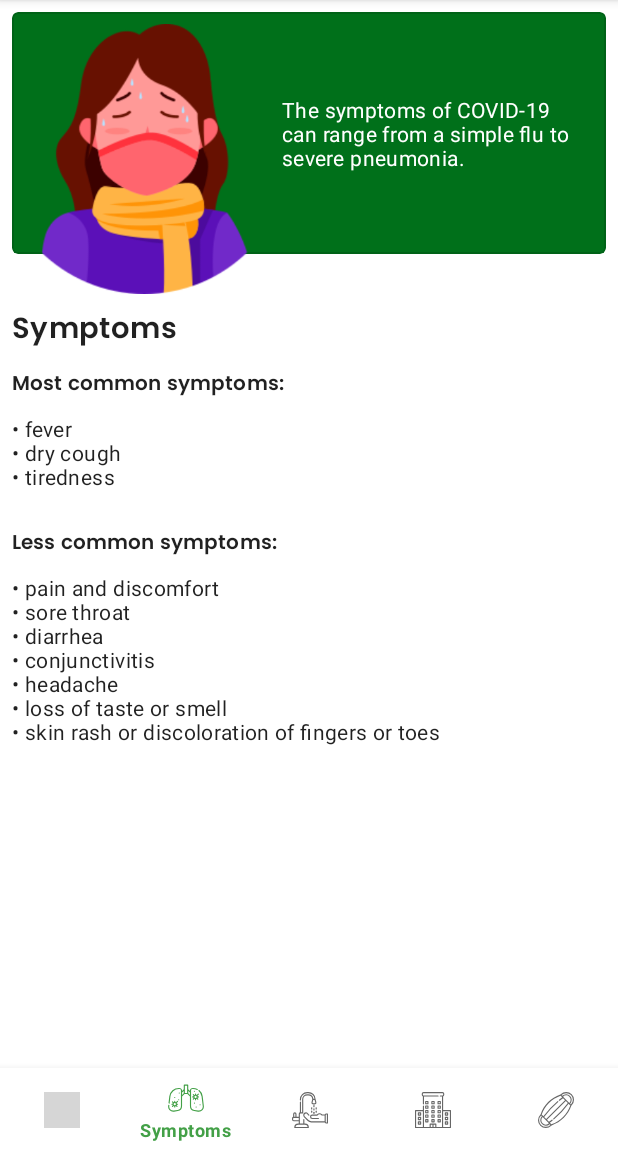
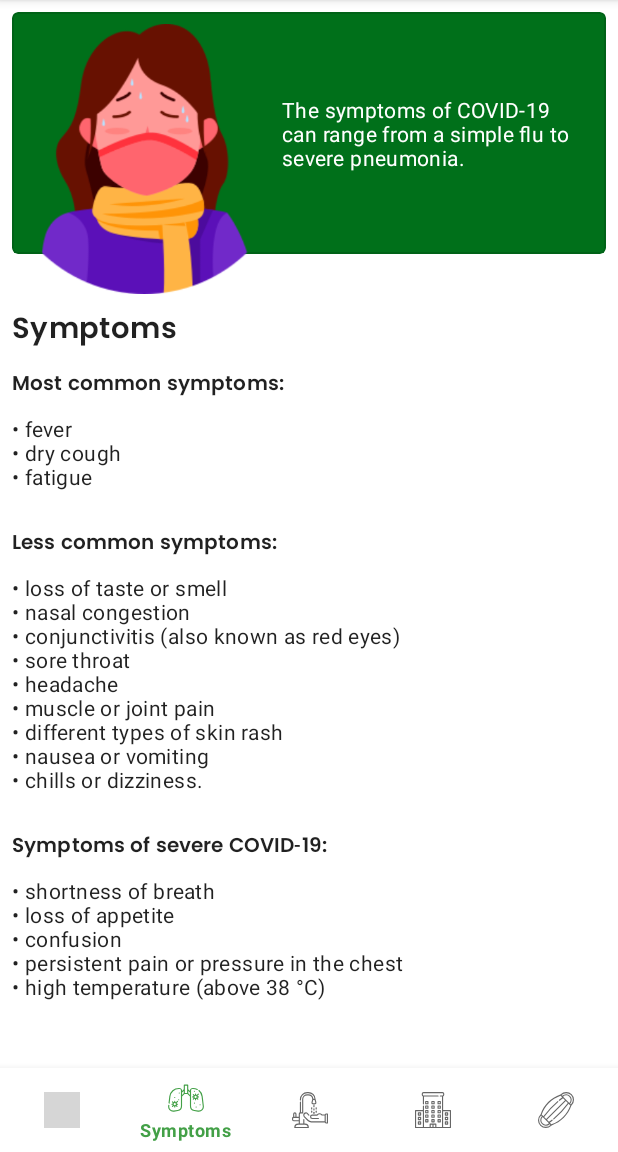
Before and after one commit to Vitor238/Covid19-Brasil, an Android app: the SymptomsFragment screen opened through its navigation route, on a phone screen of 412 x 824 dp, the part 84-1236 px from its top. Run offline under Robolectric (Android 15) with nearby library versions, the phone set to English and light mode, and no system bars; our stand-ins replace Room's generated code, navigation-ui; pictures from the network do not load; Roboto replaces fonts that are not available here; 2 statements that could not run were skipped; grey boxes are pictures that could not be loaded.

Commit message:
fix: update symptoms

```diff
--- a/app/src/main/java/com/vitor238/covid19brasil/ui/symptoms/SymptomsFragment.kt
+++ b/app/src/main/java/com/vitor238/covid19brasil/ui/symptoms/SymptomsFragment.kt
@@ -6,7 +6,6 @@ import android.view.View
 import android.view.ViewGroup
 import androidx.fragment.app.Fragment
 import com.vitor238.covid19brasil.R
-import com.vitor238.covid19brasil.databinding.FragmentCareBinding
 import com.vitor238.covid19brasil.databinding.FragmentSymptomsBinding
 import com.vitor238.covid19brasil.utils.extension.fromHTML
 
@@ -23,7 +22,10 @@ class SymptomsFragment : Fragment() {
         _binding = FragmentSymptomsBinding.inflate(inflater, container, false)
 
         binding.textCommonSymptomsList.text = getString(R.string.common_symptoms_list).fromHTML()
-        binding.textLessCommonSymptomsList.text = getString(R.string.less_common_symptoms_list).fromHTML()
+        binding.textLessCommonSymptomsList.text =
+            getString(R.string.less_common_symptoms_list).fromHTML()
+        binding.textSevereSymptomsList.text =
+            getString(R.string.severe_covid_symptoms_list).fromHTML()
 
         return binding.root
     }
--- a/app/src/main/res/layout/fragment_symptoms.xml
+++ b/app/src/main/res/layout/fragment_symptoms.xml
@@ -107,5 +107,30 @@
             app:layout_constraintStart_toStartOf="parent"
             app:layout_constraintTop_toBottomOf="@+id/textView6" />
 
+
+        <TextView
+            android:id="@+id/textView7"
+            android:layout_width="wrap_content"
+            android:layout_height="wrap_content"
+            android:layout_alignParentStart="true"
+            android:layout_alignParentTop="true"
+            android:layout_marginTop="8dp"
+            android:text="@string/severe_covid_symptoms"
+            android:textAppearance="@style/TextAppearance.MdcTypographyStyles.Subtitle2"
+            app:layout_constraintStart_toStartOf="parent"
+            app:layout_constraintTop_toBottomOf="@+id/textLessCommonSymptomsList" />
+
+
+        <TextView
+            android:id="@+id/textSevereSymptomsList"
+            android:layout_width="match_parent"
+            android:layout_height="wrap_content"
+            android:layout_marginTop="8dp"
+            android:text="@string/severe_covid_symptoms_list"
+            android:textAppearance="@style/TextAppearance.MdcTypographyStyles.Body2"
+            app:layout_constraintEnd_toEndOf="parent"
+            app:layout_constraintStart_toStartOf="parent"
+            app:layout_constraintTop_toBottomOf="@+id/textView7" />
+
     </androidx.constraintlayout.widget.ConstraintLayout>
 </androidx.core.widget.NestedScrollView>
--- a/app/src/main/res/values/strings.xml
+++ b/app/src/main/res/values/strings.xml
@@ -14,19 +14,31 @@
         <![CDATA[
             &#8226; fever<br/>
             &#8226; dry cough<br/>
-            &#8226; tiredness<br/>
+            &#8226; fatigue<br/>
         ]]>
     </string>
     <string name="less_common_symptoms">Less common symptoms:</string>
     <string name="less_common_symptoms_list">
         <![CDATA[
-            &#8226; pain and discomfort<br/>
+            &#8226; loss of taste or smell<br/>
+            &#8226; nasal congestion<br/>
+            &#8226; conjunctivitis (also known as red eyes)<br/>
             &#8226; sore throat<br/>
-            &#8226; diarrhea<br/>
-            &#8226; conjunctivitis<br/>
             &#8226; headache<br/>
-            &#8226; loss of taste or smell<br/>
-            &#8226; skin rash or discoloration of fingers or toes<br/>
+            &#8226; muscle or joint pain<br/>
+            &#8226; different types of skin rash<br/>
+            &#8226; nausea or vomiting<br/>
+            &#8226; chills or dizziness.<br/>
+        ]]>
+    </string>
+    <string name="severe_covid_symptoms">Symptoms of severe COVID‐19:</string>
+    <string name="severe_covid_symptoms_list">
+        <![CDATA[
+            &#8226; shortness of breath<br/>
+            &#8226; loss of appetite<br/>
+            &#8226; confusion<br/>
+            &#8226; persistent pain or pressure in the chest<br/>
+            &#8226; high temperature (above 38 °C)<br/>
         ]]>
     </string>
     <string name="transmission_subtitle">The transmission occurs from one sick person to another or through close contact through:</string>
```
Also changed, not shown: 3 other files.
